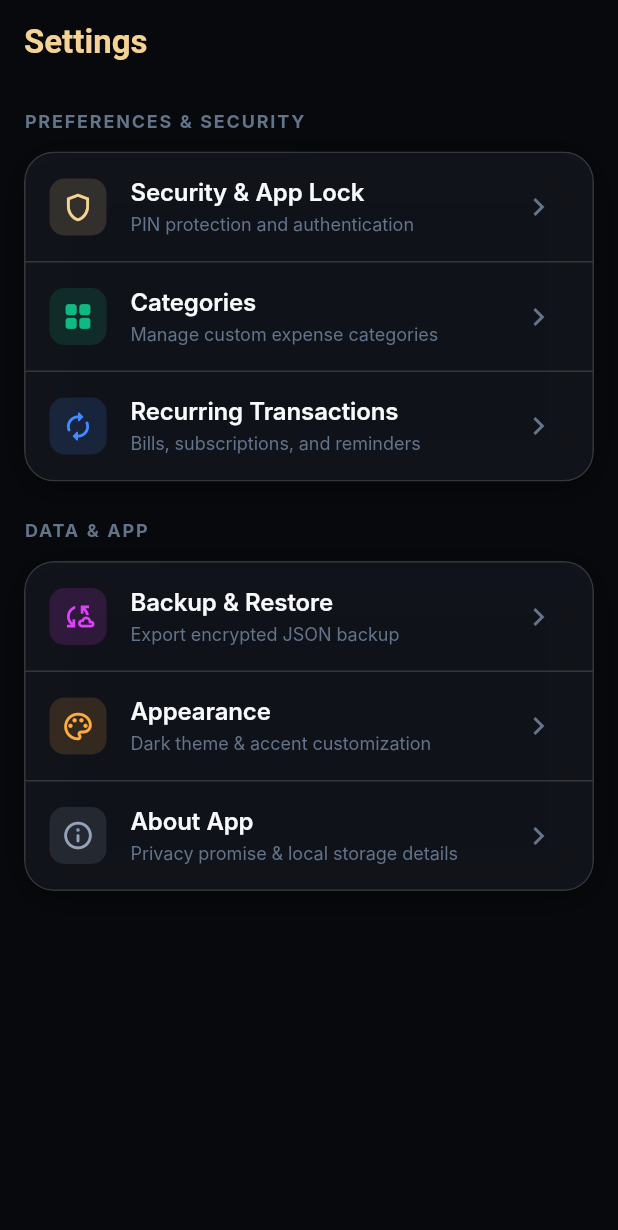
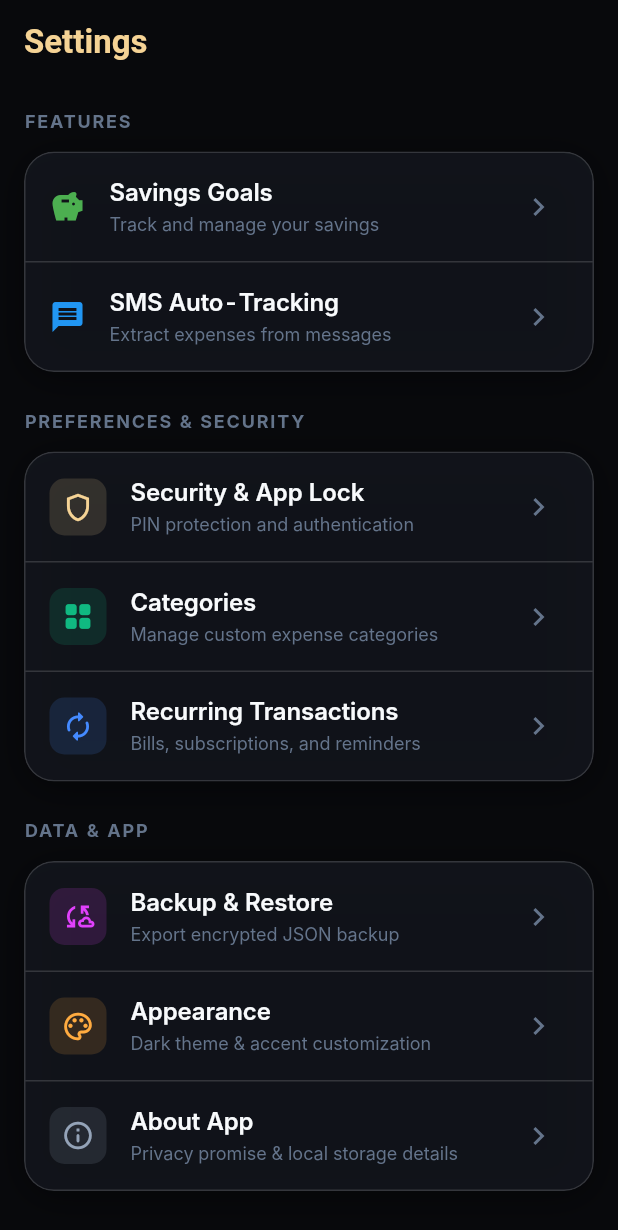
Before and after one commit to Sundaram6/Your_Budget_Manager, a Flutter app: the SettingsScreen screen opened by its route, on a phone screen of 412 x 824 dp. Shown: the top 1230 px of the screen. Run offline on Flutter 3.47's test engine with Material 3 defaults, Android fonts, the phone set to English and light mode, and no system bars; our stand-ins replace drift, file_picker, fl_chart, flutter_animate, flutter_riverpod, flutter_secure_storage and 9 more; missing offline and left inert: encrypt, flutter_sms_inbox, pointycastle; accounts and stored records are empty; generated files the repository leaves out were written again; Roboto replaces fonts that are missing (Inter).

Commit message:
feat: Wire SMS and Savings Goals into Settings and Dashboard

```diff
--- a/lib/features/dashboard/presentation/screens/dashboard_screen.dart
+++ b/lib/features/dashboard/presentation/screens/dashboard_screen.dart
@@ -3,6 +3,7 @@ import 'package:flutter_animate/flutter_animate.dart';
 import 'package:flutter_riverpod/flutter_riverpod.dart';
 import 'package:go_router/go_router.dart';
 
+import '../../../../routing/route_names.dart';
 import '../../../../core/theme/app_spacing.dart';
 import '../../../../core/widgets/layout/section_header.dart';
 import '../controllers/dashboard_controller.dart';
@@ -50,6 +51,20 @@ class DashboardScreen extends ConsumerWidget {
               const SizedBox(height: AppSpacing.space4),
 
               SectionHeader(
+                title: 'Savings Goals',
+                actionLabel: 'See All',
+                onActionPressed: () => context.pushNamed(RouteNames.savingsGoals),
+              ),
+              const SizedBox(height: AppSpacing.space3),
+              ListTile(
+                leading: const Icon(Icons.savings),
+                title: const Text('Savings Goals'),
+                trailing: const Icon(Icons.chevron_right),
+                onTap: () => context.pushNamed(RouteNames.savingsGoals),
+              ),
+              const SizedBox(height: AppSpacing.space4),
+
+              SectionHeader(
                 title: 'Budgets',
                 actionLabel: 'See All',
                 onActionPressed: () => context.pushNamed('budgets'),
--- a/lib/features/settings/presentation/screens/settings_screen.dart
+++ b/lib/features/settings/presentation/screens/settings_screen.dart
@@ -1,7 +1,9 @@
 import 'package:flutter/material.dart';
 import 'package:flutter_riverpod/flutter_riverpod.dart';
+import 'package:go_router/go_router.dart';
 
 import '../../../../core/theme/app_colors.dart';
+import '../../../../routing/route_names.dart';
 import '../../../../core/widgets/cards/glass_card.dart';
 import '../../../backup/presentation/screens/backup_screen.dart';
 import '../../../categories/presentation/screens/category_management_screen.dart';
@@ -28,6 +30,39 @@ class SettingsScreen extends ConsumerWidget {
       body: ListView(
         padding: const EdgeInsets.all(16),
         children: [
+          const Text(
+            'FEATURES',
+            style: TextStyle(
+              color: AppColors.darkTextTertiary,
+              fontSize: 12,
+              fontWeight: FontWeight.bold,
+              letterSpacing: 1.2,
+            ),
+          ),
+          const SizedBox(height: 12),
+          GlassCard(
+            padding: EdgeInsets.zero,
+            child: Column(
+              children: [
+                ListTile(
+                  leading: const Icon(Icons.savings, color: Colors.green),
+                  title: const Text('Savings Goals', style: TextStyle(color: AppColors.darkTextPrimary, fontWeight: FontWeight.w600)),
+                  subtitle: const Text('Track and manage your savings', style: TextStyle(color: AppColors.darkTextTertiary, fontSize: 12)),
+                  trailing: const Icon(Icons.chevron_right, color: AppColors.darkTextTertiary),
+                  onTap: () => context.pushNamed(RouteNames.savingsGoals),
+                ),
+                const Divider(height: 1, color: AppColors.darkBorderGlass),
+                ListTile(
+                  leading: const Icon(Icons.message, color: Colors.blue),
+                  title: const Text('SMS Auto-Tracking', style: TextStyle(color: AppColors.darkTextPrimary, fontWeight: FontWeight.w600)),
+                  subtitle: const Text('Extract expenses from messages', style: TextStyle(color: AppColors.darkTextTertiary, fontSize: 12)),
+                  trailing: const Icon(Icons.chevron_right, color: AppColors.darkTextTertiary),
+                  onTap: () => context.pushNamed(RouteNames.smsSettings),
+                ),
+              ],
+            ),
+          ),
+          const SizedBox(height: 24),
           const Text(
             'PREFERENCES & SECURITY',
             style: TextStyle(
--- a/lib/routing/app_router.dart
+++ b/lib/routing/app_router.dart
@@ -1,4 +1,3 @@
-import 'package:flutter/material.dart';
 import 'package:go_router/go_router.dart';
 import 'package:riverpod_annotation/riverpod_annotation.dart';
 import 'package:shared_preferences/shared_preferences.dart';
@@ -20,6 +19,7 @@ import '../features/sms_permissions/presentation/screens/sms_consent_screen.dart
 import '../features/savings/presentation/screens/savings_goals_screen.dart';
 import '../features/savings/presentation/screens/add_savings_goal_screen.dart';
 import '../features/savings/presentation/screens/savings_goal_detail_screen.dart';
+import '../features/settings/presentation/screens/sms_settings_screen.dart';
 import 'route_names.dart';
 
 part 'app_router.g.dart';
@@ -138,6 +138,11 @@ GoRouter appRouter(AppRouterRef ref) {
         builder: (context, state) => const SmsConsentScreen(),
       ),
       GoRoute(
+        path: '/sms-settings',
+        name: RouteNames.smsSettings,
+        builder: (context, state) => const SmsSettingsScreen(),
+      ),
+      GoRoute(
         path: '/savings',
         name: RouteNames.savingsGoals,
         builder: (context, state) => const SavingsGoalsScreen(),
--- a/lib/routing/route_names.dart
+++ b/lib/routing/route_names.dart
@@ -12,6 +12,7 @@ class RouteNames {
   static const String settings = 'settings';
 
   // Phase 2 Routes
+  static const String smsSettings = 'sms_settings';
   static const String smsConsent = 'sms_consent';
   static const String savingsGoals = 'savings_goals';
   static const String addSavingsGoal = 'add_savings_goal';
```
Also changed, not shown: lib/features/settings/presentation/screens/sms_settings_screen.dart (added, +53 -0 lines), lib/routing/app_router.g.dart (added).
